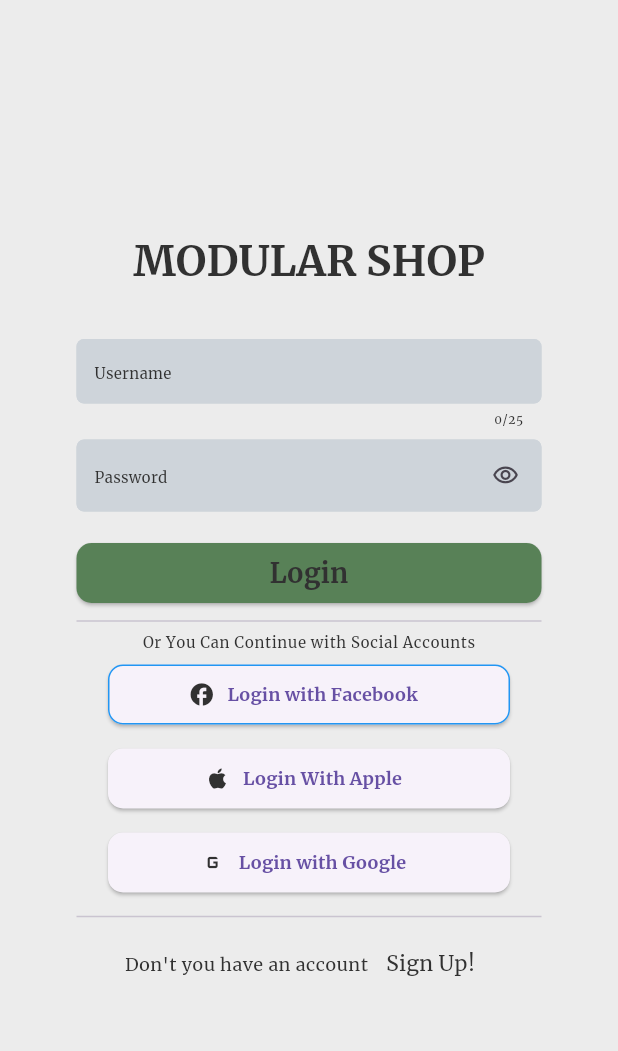
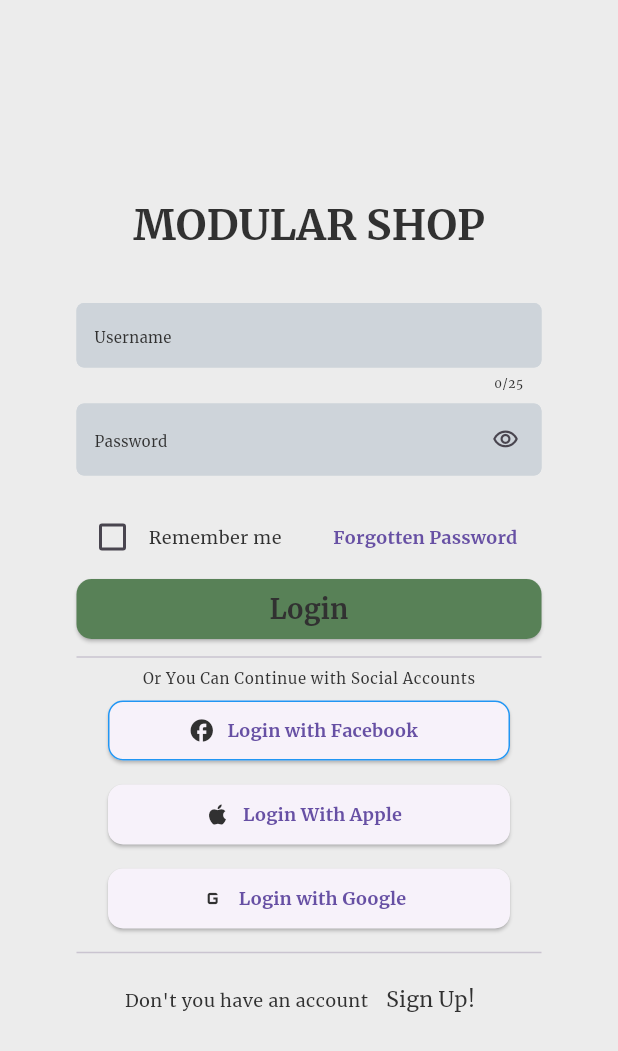
Before and after one commit to ilkerciblak/moddev.shop, a Flutter app: the screen it shows after launch, on a phone screen of 412 x 824 dp. Shown: the top 1051 px of the screen. Run offline on Flutter 3.47's test engine with Material 3 defaults, Android fonts, the phone set to English and light mode, and no system bars; our stand-ins replace bloc, flutter_bloc, flutter_dotenv, flutter_secure_storage, fpdart, get_it and 3 more; missing offline and left inert: encrypt.

Commit message:
feature(login): implemented remember me functinality to login form

```diff
--- a/mobile_application/lib/common/presentation/form_fields/custom_form_fields/check_box_form_field.dart
+++ b/mobile_application/lib/common/presentation/form_fields/custom_form_fields/check_box_form_field.dart
@@ -12,6 +12,7 @@ import 'package:mobile_application/common/presentation/form_fields/validators/va
 /// - @param [List<FormFieldValidator<bool>>] validators: to validate input
 /// - @param [String?] forceErrorText: to override errorText of validator(s)
 /// - @param [AutovalidateMode] autovalidateMode: to set AutovalidateMode of the formField, `predefined as AutovalidateMode.disabled`
+/// - @param [bool?] initialValue: to set initial value of the checkbox, `predefined as false`
 ///
 /// `Asserts` when:
 /// - Both `label` and `labelText` is defined. Both arguments are used to construct labeling widget. Do not use both
@@ -27,10 +28,12 @@ class CheckBoxFormField extends StatelessWidget {
   final List<FormFieldValidator<bool>>? validators;
   final String? forceErrorText;
   final AutovalidateMode autovalidateMode;
+  final bool? initialValue;
   CheckBoxFormField({
     super.key,
     required this.onChanged,
     this.autovalidateMode = AutovalidateMode.always,
+    this.initialValue = false,
     this.validators,
     this.label,
     this.labelText,
@@ -46,7 +49,7 @@ class CheckBoxFormField extends StatelessWidget {
   Widget build(BuildContext context) {
     return FormField<bool>(
       validator: (value) => ValidationHelper.chainValidators(validators, value),
-      initialValue: false,
+      initialValue: initialValue,
       builder: (field) {
         return Row(
           children: [
@@ -54,6 +57,7 @@ class CheckBoxFormField extends StatelessWidget {
               value: field.value,
               onChanged: (value) {
                 field.didChange(value);
+                onChanged(value ?? false);
               },
               activeColor: AppColors.primaryGreen,
               isError: field.hasError,
--- a/mobile_application/lib/common/presentation/form_fields/validators/string_validators.dart
+++ b/mobile_application/lib/common/presentation/form_fields/validators/string_validators.dart
@@ -9,7 +9,7 @@ class StringValidators {
           : 'Please enter a valid email pattern like example@example.com';
 
   static String? correctUsername(String? value) =>
-      RegExp(r'^[a-zA-Z][a-zA-Z0-9_]{5,25}$').hasMatch(value!)
+      RegExp(r'^[a-zA-Z][a-zA-Z0-9_]{4,25}$').hasMatch(value!)
           ? null
           : 'Please enter a valid username pattern';
 
--- a/mobile_application/lib/feature/authentication/presentation/content/login_form/login_form_content.dart
+++ b/mobile_application/lib/feature/authentication/presentation/content/login_form/login_form_content.dart
@@ -1,19 +1,13 @@
 // ignore_for_file: public_member_api_docs, sort_constructors_first
 import 'package:flutter/material.dart';
+import 'package:flutter_bloc/flutter_bloc.dart';
 import 'package:mobile_application/common/_common.dart';
-import 'package:mobile_application/common/presentation/form_fields/validators/string_validators.dart';
+import 'package:mobile_application/common/extension/future_extensions.dart';
+import 'package:mobile_application/feature/authentication/presentation/screen/login_screen/controller/_controller.dart';
 
 class LoginFormContent extends StatefulWidget {
-  final ActionResult<void> actionResult;
-  final void Function() onSubmit;
-  final void Function(String) onUsernameChanged;
-  final void Function(String) onPasswordChanged;
   const LoginFormContent({
     super.key,
-    required this.actionResult,
-    required this.onSubmit,
-    required this.onUsernameChanged,
-    required this.onPasswordChanged,
   });
 
   @override
@@ -22,14 +16,26 @@ class LoginFormContent extends StatefulWidget {
 
 class _LoginFormContentState extends State<LoginFormContent>
     with GlobalFormMixin {
+  late final LoginScreenCubit cb;
+
+  @override
+  void initState() {
+    cb = LoginScreenCubit();
+    super.initState();
+  }
+
   @override
   Widget build(BuildContext context) {
+    return BlocBuilder<LoginScreenCubit, LoginScreenState>(
+      bloc: cb,
+      builder: (context, state) {
         return Form(
           key: customFormKey,
           child: Column(
+            key: Key(state.loginResult.hashCode.toString()),
             children: [
               GeneralTextFormField(
-            onChanged: widget.onUsernameChanged,
+                onChanged: cb.onUsernameChanged,
                 inputDecoration: const InputDecoration(
                   hintText: 'Username',
                   helperText: '',
@@ -39,15 +45,17 @@ class _LoginFormContentState extends State<LoginFormContent>
                   StringValidators.emptyCheck
                 ],
                 maxLength: 25,
+                currentValue: state.username,
               ),
               AppSpacing.verticalGapMd,
               GeneralTextFormField(
-            onChanged: widget.onPasswordChanged,
+                onChanged: cb.onPasswordChanged,
                 secureInput: true,
                 inputDecoration: const InputDecoration(
                   hintText: 'Password',
                   helperText: '',
                 ),
+                currentValue: state.password,
                 validatorList: const [
                   StringValidators.emptyCheck,
                 ],
@@ -56,13 +64,39 @@ class _LoginFormContentState extends State<LoginFormContent>
               Row(
                 children: [
                   Expanded(
+                    child: CheckBoxFormField(
+                      onChanged: cb.onRememberMeChanged,
+                      labelText: 'Remember me',
+                      initialValue: state.rememberMe,
+                    ),
+                  ),
+                  Expanded(
+                    child: TextButton(
+                      onPressed: () {
+                        // ScaffoldMessenger.of(context).showSnackBar(
+                        //   SnackBar(
+                        //     content: Text('HAH IDIOT XD'),
+                        //   ),
+                        // );
+                      },
+                      child: const Text('Forgotten Password'),
+                    ),
+                  ),
+                ],
+              ),
+              Row(
+                children: [
+                  Expanded(
                     child: ElevatedStatefullButton(
                       btnText: 'Login',
-                  actionResult: widget.actionResult,
+                      actionResult: state.loginResult,
                       backgroundColor: AppColors.primaryGreen,
                       onTap: () {
                         if (validForm) {
-                      widget.onSubmit();
+                          cb.login().withGoNamedRoute(
+                                context,
+                                pathName: 'shop-screen',
+                              );
                         }
                       },
                     ),
@@ -72,5 +106,7 @@ class _LoginFormContentState extends State<LoginFormContent>
             ],
           ),
         );
+      },
+    );
   }
 }
--- a/mobile_application/lib/feature/authentication/presentation/screen/login_screen/controller/login_screen_cubit.dart
+++ b/mobile_application/lib/feature/authentication/presentation/screen/login_screen/controller/login_screen_cubit.dart
@@ -1,13 +1,37 @@
 import 'package:bloc/bloc.dart';
 import 'package:get_it/get_it.dart';
 import 'package:mobile_application/common/_common.dart';
+import 'package:mobile_application/common/service/shared_preferences/shared_preferences_manager.dart';
 import 'package:mobile_application/feature/authentication/presentation/screen/login_screen/controller/login_screen_state.dart';
 
 class LoginScreenCubit extends Cubit<LoginScreenState> {
   final IAuthenticationRepository _authenticationRepository =
       GetIt.instance<IAuthenticationRepository>();
+  final EncryptedSecureStorageService _secureStorageService =
+      GetIt.instance<EncryptedSecureStorageService>();
+  final SharedPreferencesManager _sharedPreferencesManager =
+      GetIt.instance<SharedPreferencesManager>();
 
-  LoginScreenCubit() : super(LoginScreenState.initial());
+  LoginScreenCubit() : super(LoginScreenState.initial()) {
+    setSavedCredentials();
+  }
+
+  void setSavedCredentials() async {
+    emit(state.copyWith(loginResult: const Loading()));
+
+    var username = await _secureStorageService.getString(key: 'username');
+    var password = await _secureStorageService.getString(key: 'password');
+    var rememberMe = _sharedPreferencesManager.getBool('rememberMe');
+
+    emit(
+      state.copyWith(
+        username: username,
+        password: password,
+        rememberMe: rememberMe,
+        loginResult: const Idle(),
+      ),
+    );
+  }
 
   Future<ActionResult<void>> login() async {
     emit(state.copyWith(loginResult: const Loading()));
@@ -15,7 +39,7 @@ class LoginScreenCubit extends Cubit<LoginScreenState> {
         .login(username: state.username, password: state.password)
         .run();
 
-    return response.fold(
+    response.fold(
       (l) {
         emit(state.copyWith(loginResult: Failure(l)));
         return Failure(l);
@@ -26,9 +50,23 @@ class LoginScreenCubit extends Cubit<LoginScreenState> {
             loginResult: Success(r),
           ),
         );
+
         return Success(r);
       },
     );
+
+    await setRemember();
+    return state.loginResult;
+  }
+
+  Future<void> setRemember() async {
+    if (state.rememberMe && state.loginResult.isSuccess) {
+      await _secureStorageService.setString(
+          key: 'username', value: state.username);
+      await _secureStorageService.setString(
+          key: 'password', value: state.password);
+      await _sharedPreferencesManager.saveBool('rememberMe', true);
+    }
   }
 
   void onUsernameChanged(String username) {
@@ -38,4 +76,8 @@ class LoginScreenCubit extends Cubit<LoginScreenState> {
   void onPasswordChanged(String password) {
     emit(state.copyWith(password: password));
   }
+
+  void onRememberMeChanged(bool val) {
+    emit(state.copyWith(rememberMe: val));
+  }
 }
--- a/mobile_application/lib/feature/authentication/presentation/screen/login_screen/controller/login_screen_state.dart
+++ b/mobile_application/lib/feature/authentication/presentation/screen/login_screen/controller/login_screen_state.dart
@@ -4,21 +4,25 @@ final class LoginScreenState {
   final String username;
   final String password;
   final ActionResult<void> loginResult;
+  final bool rememberMe;
 
   LoginScreenState({
     required this.username,
     required this.password,
     required this.loginResult,
+    required this.rememberMe,
   });
 
   LoginScreenState copyWith({
     String? username,
     String? password,
     ActionResult<void>? loginResult,
+    bool? rememberMe,
   }) {
     return LoginScreenState(
       username: username ?? this.username,
       password: password ?? this.password,
+      rememberMe: rememberMe ?? this.rememberMe,
       loginResult: loginResult ?? this.loginResult,
     );
   }
@@ -27,6 +31,7 @@ final class LoginScreenState {
         username: '',
         password: '',
         loginResult: const Idle(),
+        rememberMe: false,
       );
 
   @override
@@ -35,10 +40,14 @@ final class LoginScreenState {
 
     return other.username == username &&
         other.password == password &&
+        other.rememberMe == rememberMe &&
         other.loginResult == loginResult;
   }
 
   @override
   int get hashCode =>
-      username.hashCode ^ password.hashCode ^ loginResult.hashCode;
+      username.hashCode ^
+      password.hashCode ^
+      rememberMe.hashCode ^
+      loginResult.hashCode;
 }
--- a/mobile_application/lib/feature/authentication/presentation/screen/login_screen/login_screen.dart
+++ b/mobile_application/lib/feature/authentication/presentation/screen/login_screen/login_screen.dart
@@ -1,55 +1,31 @@
 import 'package:flutter/material.dart';
 import 'package:mobile_application/common/_common.dart';
-import 'package:mobile_application/common/extension/future_extensions.dart';
-import 'package:mobile_application/feature/authentication/presentation/screen/login_screen/controller/_controller.dart';
 import 'package:mobile_application/feature/authentication/presentation/content/_content.dart';
-import 'package:flutter_bloc/flutter_bloc.dart';
+
 import 'package:go_router/go_router.dart';
 
-class LoginScreen extends StatefulWidget {
+class LoginScreen extends StatelessWidget {
   const LoginScreen({super.key});
-
-  @override
-  State<LoginScreen> createState() => _LoginScreenState();
-}
-
-class _LoginScreenState extends State<LoginScreen> {
-  late LoginScreenCubit cb;
-
-  @override
-  void initState() {
-    cb = LoginScreenCubit();
-    super.initState();
-  }
 
   @override
   Widget build(BuildContext context) {
     return Scaffold(
       resizeToAvoidBottomInset: true,
       body: SafeArea(
-        child: BlocBuilder<LoginScreenCubit, LoginScreenState>(
-          bloc: cb,
-          builder: (context, state) {
-            return Container(
+        child: Container(
           alignment: Alignment.center,
           child: SingleChildScrollView(
+            keyboardDismissBehavior: ScrollViewKeyboardDismissBehavior.onDrag,
             child: Padding(
-                  padding: const EdgeInsets.symmetric(
-                      horizontal: AppSpacing.xxl * 3),
+              padding:
+                  const EdgeInsets.symmetric(horizontal: AppSpacing.xxl * 3),
               child: Column(
                 mainAxisSize: MainAxisSize.max,
                 mainAxisAlignment: MainAxisAlignment.center,
                 children: [
                   const _Header(),
                   AppSpacing.verticalGapHuge2,
-                      LoginFormContent(
-                        actionResult: state.loginResult,
-                        onSubmit: () => cb
-                            .login()
-                            .withGoNamedRoute(context, pathName: 'shop-screen'),
-                        onUsernameChanged: cb.onUsernameChanged,
-                        onPasswordChanged: cb.onPasswordChanged,
-                      ),
+                  const LoginFormContent(),
                   const Divider(),
                   const SocialLoginContent(),
                   const Divider(),
@@ -58,8 +34,6 @@ class _LoginScreenState extends State<LoginScreen> {
               ),
             ),
           ),
-            );
-          },
         ),
       ),
     );
```
Also changed, not shown: mobile_application/lib/common/config/init.dart (+14 -2 lines). Lines whose indentation alone changed are shown as unchanged.
